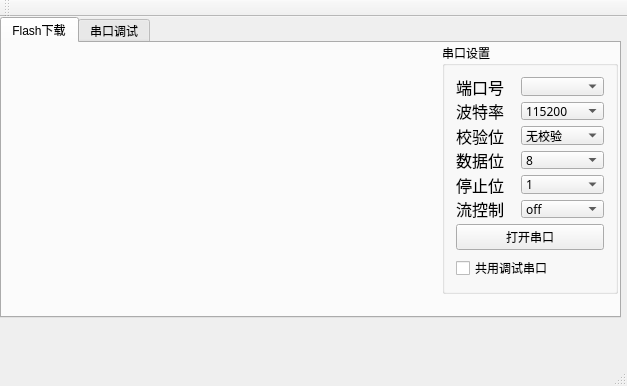
RainRainLiu/ESP8266_Tool, file mainwindow.ui: the form before one commit.
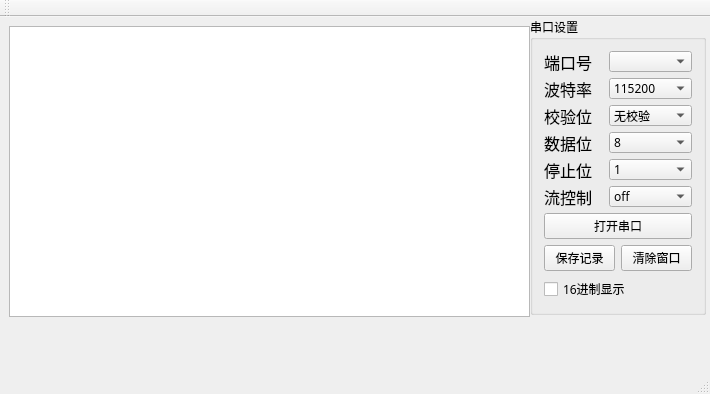
The form after the commit. The open tabs and pages were chosen to show the change.

Commit message: 1修改UI

Diff of the .ui file:
```diff
--- a/mainwindow.ui
+++ b/mainwindow.ui
@@ -6,298 +6,21 @@
    <rect>
     <x>0</x>
     <y>0</y>
-    <width>627</width>
-    <height>386</height>
+    <width>710</width>
+    <height>394</height>
    </rect>
   </property>
   <property name="windowTitle">
    <string>MainWindow</string>
   </property>
   <widget class="QWidget" name="centralWidget">
-   <widget class="QTabWidget" name="tabWidget">
-    <property name="geometry">
-     <rect>
-      <x>0</x>
-      <y>0</y>
-      <width>621</width>
-      <height>301</height>
-     </rect>
-    </property>
-    <property name="currentIndex">
-     <number>1</number>
-    </property>
-    <widget class="QWidget" name="tab_2">
-     <attribute name="title">
-      <string>Flash下载</string>
-     </attribute>
-     <widget class="QGroupBox" name="PortSettingsGB_Download">
-      <property name="geometry">
-       <rect>
-        <x>440</x>
-        <y>0</y>
-        <width>176</width>
-        <height>251</height>
-       </rect>
-      </property>
-      <property name="font">
-       <font>
-        <family>微软雅黑</family>
-       </font>
-      </property>
-      <property name="title">
-       <string>串口设置</string>
-      </property>
-      <layout class="QGridLayout" name="gridLayout">
-       <item row="1" column="0" colspan="2">
-        <widget class="QPushButton" name="portCtrl_Download">
-         <property name="text">
-          <string>打开串口</string>
-         </property>
-        </widget>
-       </item>
-       <item row="0" column="0" colspan="2">
-        <layout class="QHBoxLayout" name="horizontalLayout">
-         <item>
-          <layout class="QVBoxLayout" name="verticalLayout_2">
-           <item>
-            <widget class="QLabel" name="COMLabel">
-             <property name="font">
-              <font>
-               <family>微软雅黑</family>
-               <pointsize>12</pointsize>
-              </font>
-             </property>
-             <property name="text">
-              <string>端口号</string>
-             </property>
-            </widget>
-           </item>
-           <item>
-            <widget class="QLabel" name="BaudLabel">
-             <property name="font">
-              <font>
-               <family>微软雅黑</family>
-               <pointsize>12</pointsize>
-              </font>
-             </property>
-             <property name="text">
-              <string>波特率</string>
-             </property>
-            </widget>
-           </item>
-           <item>
-            <widget class="QLabel" name="ParityLabel">
-             <property name="font">
-              <font>
-               <family>微软雅黑</family>
-               <pointsize>12</pointsize>
-              </font>
-             </property>
-             <property name="text">
-              <string>校验位</string>
-             </property>
-            </widget>
-           </item>
-           <item>
-            <widget class="QLabel" name="DataBitsLabel">
-             <property name="font">
-              <font>
-               <family>微软雅黑</family>
-               <pointsize>12</pointsize>
-              </font>
-             </property>
-             <property name="text">
-              <string>数据位</string>
-             </property>
-            </widget>
-           </item>
-           <item>
-            <widget class="QLabel" name="StopBitsLabel">
-             <property name="font">
-              <font>
-               <family>微软雅黑</family>
-               <pointsize>12</pointsize>
-              </font>
-             </property>
-             <property name="text">
-              <string>停止位</string>
-             </property>
-            </widget>
-           </item>
-           <item>
-            <widget class="QLabel" name="FlowCtrlLabel">
-             <property name="font">
-              <font>
-               <family>微软雅黑</family>
-               <pointsize>12</pointsize>
-              </font>
-             </property>
-             <property name="text">
-              <string>流控制</string>
-             </property>
-            </widget>
-           </item>
-          </layout>
-         </item>
-         <item>
-          <layout class="QVBoxLayout" name="verticalLayout">
-           <item>
-            <widget class="QComboBox" name="COMCB_Download">
-             <property name="statusTip">
-              <string>Select port </string>
-             </property>
-            </widget>
-           </item>
-           <item>
-            <widget class="QComboBox" name="BAUDCB_Download">
-             <property name="statusTip">
-              <string>Select baudrate</string>
-             </property>
-             <item>
-              <property name="text">
-               <string>115200</string>
-              </property>
-             </item>
-             <item>
-              <property name="text">
-               <string>57600</string>
-              </property>
-             </item>
-             <item>
-              <property name="text">
-               <string>38400</string>
-              </property>
-             </item>
-             <item>
-              <property name="text">
-               <string>19200</string>
-              </property>
-             </item>
-             <item>
-              <property name="text">
-               <string>9600</string>
-              </property>
-             </item>
-            </widget>
-           </item>
-           <item>
-            <widget class="QComboBox" name="ParityCB_Download">
-             <property name="statusTip">
-              <string>Select parity</string>
-             </property>
-             <item>
-              <property name="text">
-               <string>无校验</string>
-              </property>
-             </item>
-             <item>
-              <property name="text">
-               <string>奇校验</string>
-              </property>
-             </item>
-             <item>
-              <property name="text">
-               <string>偶校验</string>
-              </property>
-             </item>
-            </widget>
-           </item>
-           <item>
-            <widget class="QComboBox" name="DataBitsCB_Download">
-             <property name="statusTip">
-              <string>Select databits</string>
-             </property>
-             <item>
-              <property name="text">
-               <string>8</string>
-              </property>
-             </item>
-             <item>
-              <property name="text">
-               <string>7</string>
-              </property>
-             </item>
-             <item>
-              <property name="text">
-               <string>6</string>
-              </property>
-             </item>
-             <item>
-              <property name="text">
-               <string>5</string>
-              </property>
-             </item>
-            </widget>
-           </item>
-           <item>
-            <widget class="QComboBox" name="StopBitsCB_Download">
-             <property name="statusTip">
-              <string>Select stopbits</string>
-             </property>
-             <item>
-              <property name="text">
-               <string>1</string>
-              </property>
-             </item>
-             <item>
-              <property name="text">
-               <string>1.5</string>
-              </property>
-             </item>
-             <item>
-              <property name="text">
-               <string>2</string>
-              </property>
-             </item>
-            </widget>
-           </item>
-           <item>
-            <widget class="QComboBox" name="FlowCtrlCB_Download">
-             <property name="statusTip">
-              <string>Select flowctrl</string>
-             </property>
-             <item>
-              <property name="text">
-               <string>off</string>
-              </property>
-             </item>
-             <item>
-              <property name="text">
-               <string>hardware</string>
-              </property>
-             </item>
-             <item>
-              <property name="text">
-               <string>xonxoff</string>
-              </property>
-             </item>
-            </widget>
-           </item>
-          </layout>
-         </item>
-        </layout>
-       </item>
-       <item row="2" column="0">
-        <widget class="QCheckBox" name="sharProt">
-         <property name="text">
-          <string>共用调试串口</string>
-         </property>
-        </widget>
-       </item>
-      </layout>
-     </widget>
-    </widget>
-    <widget class="QWidget" name="tab">
-     <attribute name="title">
-      <string>串口调试</string>
-     </attribute>
      <widget class="QGroupBox" name="PortSettingsGB_Debug">
       <property name="geometry">
        <rect>
-        <x>440</x>
+      <x>530</x>
         <y>0</y>
         <width>176</width>
-        <height>281</height>
+      <height>298</height>
        </rect>
       </property>
       <property name="font">
@@ -566,24 +289,20 @@
       <zorder></zorder>
       <zorder>hexDisplay</zorder>
      </widget>
-     <widget class="QTextEdit" name="display">
+   <widget class="QPlainTextEdit" name="plainTextEdit">
       <property name="geometry">
        <rect>
-        <x>0</x>
-        <y>0</y>
-        <width>441</width>
-        <height>281</height>
-       </rect>
-      </property>
-      <property name="cursor" stdset="0">
-       <cursorShape>IBeamCursor</cursorShape>
-      </property>
-      <property name="readOnly">
-       <bool>true</bool>
-      </property>
-     </widget>
-    </widget>
-   </widget>
+      <x>9</x>
+      <y>9</y>
+      <width>521</width>
+      <height>291</height>
+     </rect>
+    </property>
+   </widget>
+   <zorder>saveLog</zorder>
+   <zorder>clearWindows</zorder>
+   <zorder>PortSettingsGB_Debug</zorder>
+   <zorder>plainTextEdit</zorder>
   </widget>
   <widget class="QMenuBar" name="menuBar">
    <property name="geometry">
```
Left out of the diff: 30 changed lines with no effect on the pictures. Lines whose indentation alone changed are shown as unchanged. The commit also changes 2 other files.
